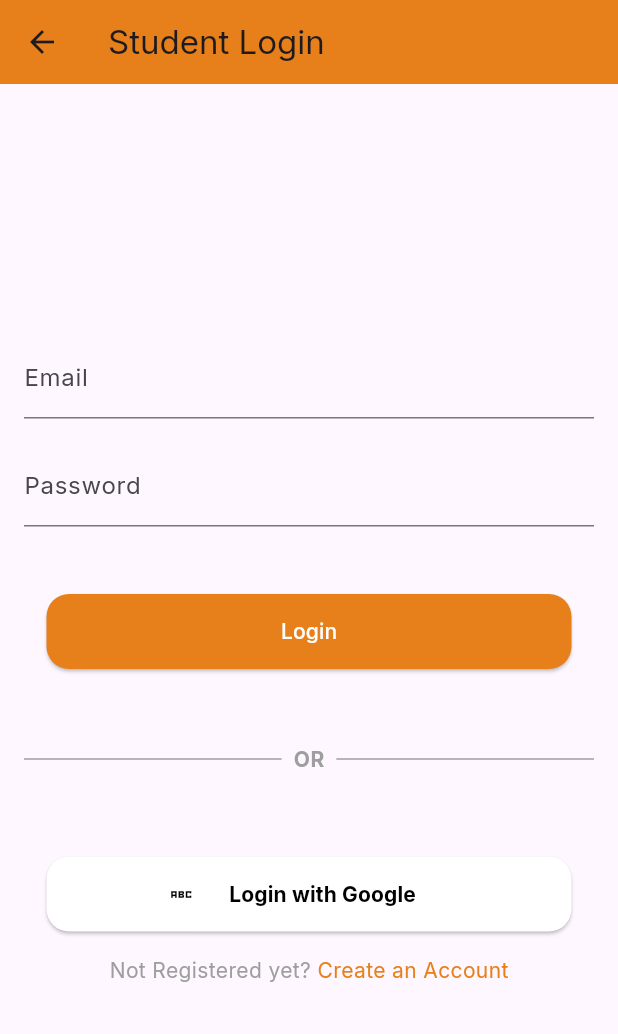
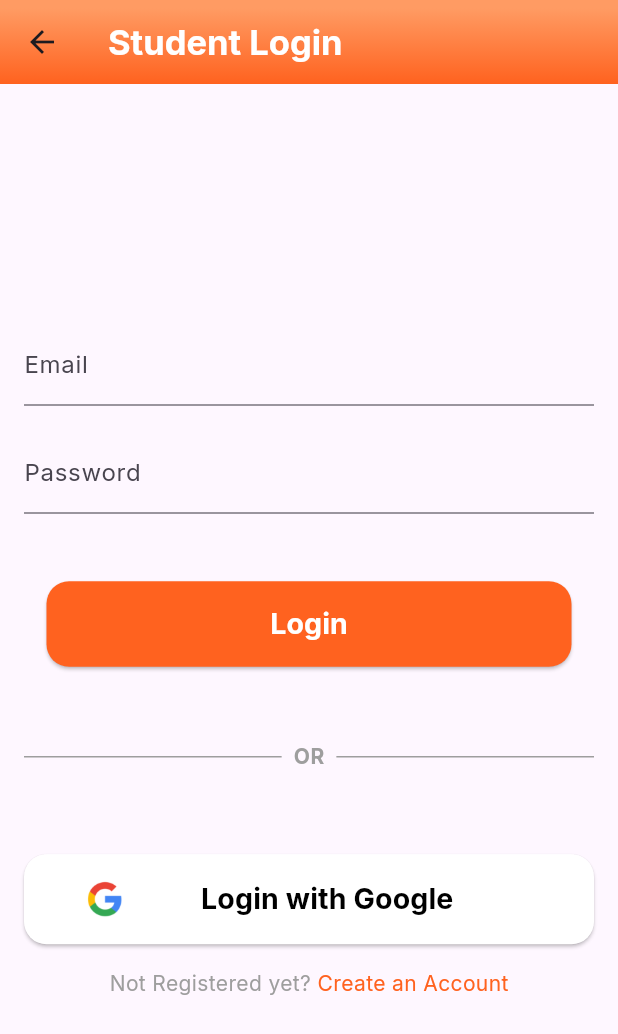
Before and after one commit to SauravHaldar04/Tech-a-thon-Cyber-Neekz, a Flutter app: the StudentSignupPage screen opened directly, on a phone screen of 412 x 824 dp. Shown: the top 1034 px of the screen. Run offline on Flutter 3.47's test engine with Material 3 defaults, Android fonts, the phone set to English and light mode, and no system bars.

Commit message:
Student login final

```diff
--- a/lib/global/globalvariables.dart
+++ b/lib/global/globalvariables.dart
@@ -6,4 +6,5 @@ class GlobalVariables {
       stops: [0.1, 1],
       begin: Alignment.topCenter,
       end: Alignment.bottomCenter);
+      static const fontsize = 33;
 }
--- a/lib/screens/student_signup.dart
+++ b/lib/screens/student_signup.dart
@@ -1,4 +1,5 @@
 import 'package:flutter/material.dart';
+import 'package:techathon/global/globalvariables.dart';
 
 class StudentSignupPage extends StatelessWidget {
   const StudentSignupPage({super.key});
@@ -7,8 +8,12 @@ class StudentSignupPage extends StatelessWidget {
   Widget build(BuildContext context) {
     return Scaffold(
       appBar: AppBar(
-        title: const Text('Student Login'),
-        backgroundColor: const Color.fromARGB(255, 231, 128, 26),
+        title: const Text('Student Login',style: TextStyle(color: Colors.white, fontSize: 23, fontWeight: FontWeight.bold),),
+        flexibleSpace: Container(
+          decoration: const BoxDecoration(
+            gradient:GlobalVariables.primaryGradient
+          ),
+        ),
       ),
       body: Padding(
         padding: const EdgeInsets.all(16.0),
@@ -33,7 +38,7 @@ class StudentSignupPage extends StatelessWidget {
                 // Perform student login logic here
               },
               style: ElevatedButton.styleFrom(
-                backgroundColor: const Color.fromARGB(255, 231, 128, 26),
+                backgroundColor: const Color.fromRGBO(255, 98, 31, 1),
                 shape: RoundedRectangleBorder(
                   borderRadius: BorderRadius.circular(15.0),
                 ),
@@ -41,7 +46,9 @@ class StudentSignupPage extends StatelessWidget {
               ),
               child: const Padding(
                 padding: EdgeInsets.all(15.0),
-                child: Text('Login',style: TextStyle(color: Colors.white),),
+                child: Text('Login',style: TextStyle(color: Colors.white,
+                fontSize: 19,
+                fontWeight: FontWeight.w700),),
               ),
             ),
             const SizedBox(height: 45.0),
@@ -72,21 +79,43 @@ class StudentSignupPage extends StatelessWidget {
               ],
             ),
             const SizedBox(height: 50.0),
-            ElevatedButton.icon(
+            ElevatedButton(
               onPressed: () {
                 // Perform student login with Google logic here
               },
+
               style: ElevatedButton.styleFrom(
+
                 backgroundColor: Colors.white,
                 shape: RoundedRectangleBorder(
                   borderRadius: BorderRadius.circular(15.0),
                 ),
                 minimumSize: const Size(350.0, 45.0),
               ),
-              icon: const Icon(Icons.abc_sharp, color: Colors.black),
-              label: const Padding(
+              child:  Padding(
                 padding: EdgeInsets.all(15.0),
-                child: Text('Login with Google', style: TextStyle(color: Colors.black,fontWeight: FontWeight.bold  )),
+                child: Row(
+
+                  children: [
+                    Container(
+                      height: 30,
+                      width: 30,
+                      decoration: const BoxDecoration(
+                        image:   DecorationImage(image: AssetImage('assets/images/Google.png'), fit: BoxFit.cover) ,
+                      )
+
+                    ),
+                    SizedBox(width: 49,),
+                     const Text(
+                      'Login with Google',
+                      style: TextStyle(
+                        color: Colors.black,
+                        fontWeight: FontWeight.w700,
+                        fontSize: 19
+                      ),
+                    ),
+                  ],
+                ),
               ),
             ),
             const SizedBox(height: 16.0),
@@ -107,7 +136,7 @@ class StudentSignupPage extends StatelessWidget {
                     'Create an Account',
                     style: TextStyle(
 
-                      color: Color.fromARGB(255, 231, 128, 26),
+                      color: const Color.fromRGBO(255, 98, 31, 1),
                     ),
                   ),
                 ),
```
